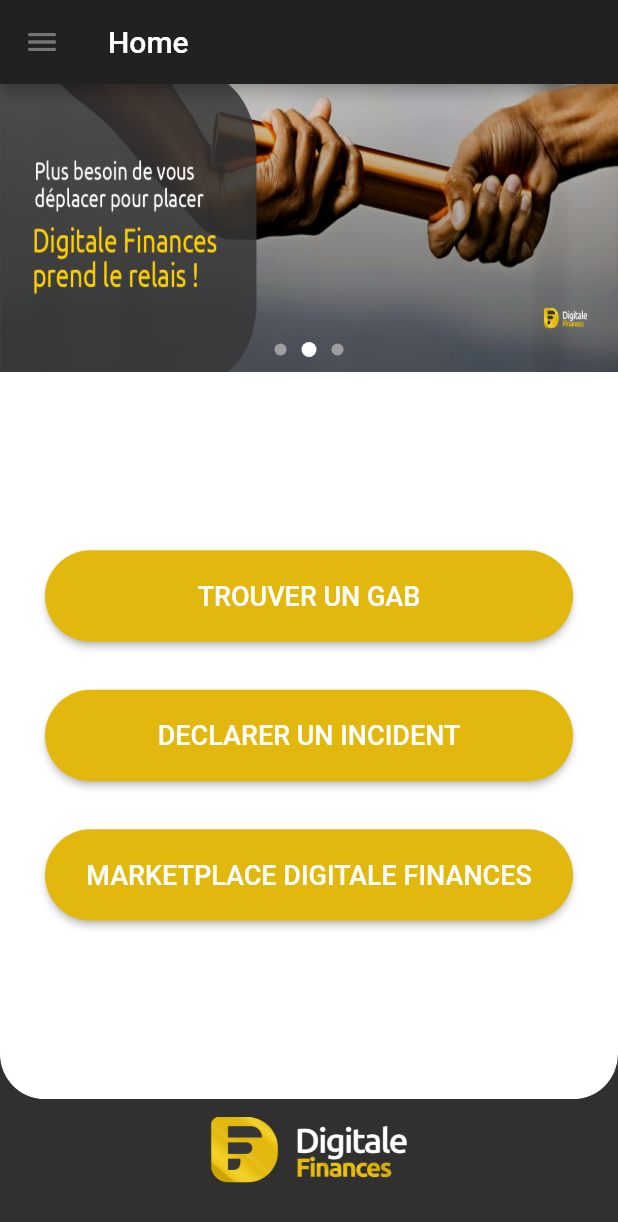
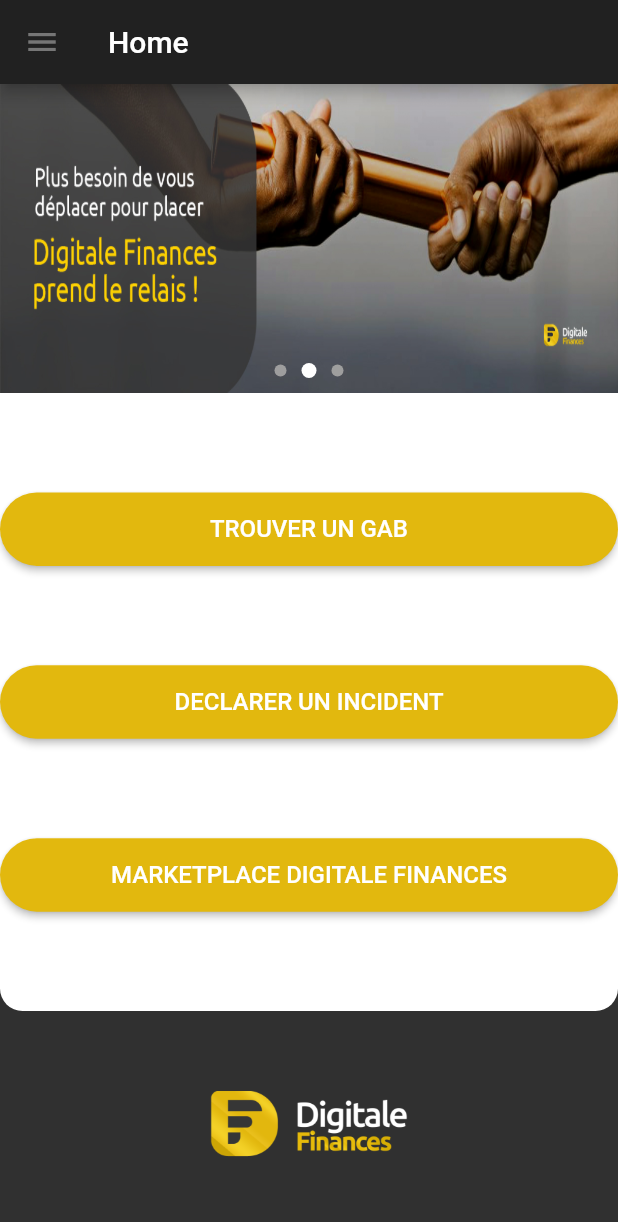
Before and after one commit to broucedrick/ttg_flutter, a Flutter app: the screen it shows after launch, on a phone screen of 412 x 824 dp. Shown: the top 1222 px of the screen. Run offline on Flutter 3.47's test engine with Material 2 defaults, Android fonts, the light colour scheme and no system bars; our stand-ins replace google_maps_flutter.

Commit message:
map view

```diff
--- a/lib/screen/bank_list.dart
+++ b/lib/screen/bank_list.dart
@@ -91,6 +91,8 @@
           title: Text('Banques'),
         ),
         body: Container(
+          width: MediaQuery.of(context).size.width,
+          height: MediaQuery.of(context).size.height,
           child: Column(
             children: <Widget>[
               Expanded(
@@ -125,7 +127,7 @@
                             constraints: BoxConstraints.expand(),
                             child:FlatButton(
                                 color: Colors.white,
-                                child: Image.network(
+                                child: Image.network('https://digitalfinances.innovstech.com/img/'+
                                   banks[index]['image'],
                                 ),
                                 onPressed: () {
--- a/lib/screen/home.dart
+++ b/lib/screen/home.dart
@@ -1,3 +1,4 @@
+import 'package:flutter/cupertino.dart';
 import 'package:flutter/material.dart';
 import 'package:trouvetongab/screen/bank_list.dart';
 import '../widgets/slide_dots.dart';
@@ -50,6 +51,7 @@
   Widget build(BuildContext context) {
 
     Color df_yellow = Color(0xffe2b80e);
+    var mediaQuery = MediaQuery.of(context);
     // Scaffold is a layout for the major Material Components.
     return Scaffold(
       appBar: AppBar(
@@ -61,11 +63,15 @@
         title: Text('Home'),
       ),
       // body is the majority of the screen.
-      body: Column(
+      body: Container(
+        width: mediaQuery.size.width,
+        height: mediaQuery.size.height,
+        child: Column(
+          crossAxisAlignment: CrossAxisAlignment.center,
           children: <Widget>[
-          Expanded(
-            flex: 1,
-            child: Container(
+            Container(
+              width: mediaQuery.size.width,
+              height: mediaQuery.size.height/4,
               child: Stack(
                 alignment: AlignmentDirectional.bottomCenter,
                 children: <Widget>[
@@ -97,37 +103,30 @@
                   )
                 ],
               ),
-            )
+
 
             ),
-          Expanded(
-            flex: 3,
-            child: Container(
+            Container(
+              width: mediaQuery.size.width,
+              height: mediaQuery.size.height/2,
+              decoration: BoxDecoration(
+                borderRadius: BorderRadius.only(bottomLeft: Radius.circular(15), bottomRight: Radius.circular(15)),
+                color: Colors.white,
+              ),
               alignment: AlignmentDirectional.center,
               child: Column(
+                      mainAxisAlignment: MainAxisAlignment.spaceEvenly,
+                      crossAxisAlignment: CrossAxisAlignment.stretch,
                       children: <Widget>[
                         Container(
-                    alignment: AlignmentDirectional.center,
-                    margin: const EdgeInsets.only(bottom: 8),
-                    height: MediaQuery.of(context).size.height/1.7,
-                    padding: const EdgeInsets.all(30),
-                    decoration: BoxDecoration(
-                      borderRadius: BorderRadius.only(bottomRight: Radius.circular(30), bottomLeft: Radius.circular(30)),
-                      color: Colors.white
-                    ),
-                    child: Column(
-                      mainAxisSize: MainAxisSize.max,
-                      mainAxisAlignment: MainAxisAlignment.center,
-                      crossAxisAlignment: CrossAxisAlignment.stretch,
-                      children: <Widget>[
-                        RaisedButton(
+                          child: RaisedButton(
                             child: Text(
                               "TROUVER UN GAB",
-                              style: TextStyle(fontSize: 18.0),
+                              style: TextStyle(fontSize: 16.0),
                             ),
 
                             textColor: Colors.white,
-                          padding: const EdgeInsets.all(20),
+                            padding: const EdgeInsets.all(15),
                             shape: RoundedRectangleBorder(borderRadius: BorderRadius.circular(100)),
                             color: df_yellow,
                             onPressed: () {
@@ -137,53 +136,52 @@
                               );
                             },
                           ),
-                        Divider(),
-                        Divider(),
-                        RaisedButton(
+                        ),
+                        Container(
+                          child: RaisedButton(
                             child: Text(
                               "DECLARER UN INCIDENT",
-                            style: TextStyle(fontSize: 18.0),
+                              style: TextStyle(fontSize: 16.0),
                             ),
                             textColor: Colors.white,
-                          padding: const EdgeInsets.all(20),
+                            padding: const EdgeInsets.all(15),
                             shape: RoundedRectangleBorder(borderRadius: BorderRadius.circular(100)),
                             color: df_yellow,
                             onPressed: () {},
                           ),
-                        Divider(),
-                        Divider(),
-                        RaisedButton(
+                        ),
+
+                        Container(
+                          child: RaisedButton(
                             child: Text("MARKETPLACE DIGITALE FINANCES",
-                            style: TextStyle(fontSize: 18.0),),
+                              style: TextStyle(fontSize: 16.0),),
                             textColor: Colors.white,
-                          padding: const EdgeInsets.all(20),
+                            padding: const EdgeInsets.all(15),
                             shape: RoundedRectangleBorder(borderRadius: BorderRadius.circular(100)),
                             color: df_yellow,
                             onPressed: _markertplaceUrl,
                           ),
-                    ],),
                         ),
-                  Container(
-                    alignment: AlignmentDirectional.center,
-                    width: MediaQuery.of(context).size.width/3,
-                    child: Column(
-                      children: <Widget>[
-                        Center(
+
+
+                      ],
+
+                  ),
+
+            ),
+
+           Expanded(
              child: Image(
-                            image: AssetImage('assets/images/df_logo.png')),
+               image: AssetImage('assets/images/df_logo.png'),
+               width: mediaQuery.size.width/3,
+             ),
+
            )
 
           ],
         ),
-                  ),
-
-                ],)
       )
 
-            ),
-
-
-        ],)
 
     );
   }
--- a/pubspec.yaml
+++ b/pubspec.yaml
@@ -22,9 +22,11 @@
 
 dependencies:
   url_launcher: ^5.4.0
+  google_maps_flutter: ^0.5.28+1
   http: ^0.12.1
   flutter:
     sdk: flutter
+
 
 dependency_overrides:
   url_launcher: '5.4.0'
@@ -37,6 +39,7 @@
 dev_dependencies:
   flutter_test:
     sdk: flutter
+
 
 # For information on the generic Dart part of this file, see the
 # following page: https://dart.dev/tools/pub/pubspec
```
Also changed, not shown: lib/screen/agence.dart (added, +34 -0 lines), lib/screen/agence_gab.dart (+28 -8 lines), pubspec.lock, 2 other files. Lines whose indentation alone changed are shown as unchanged.
